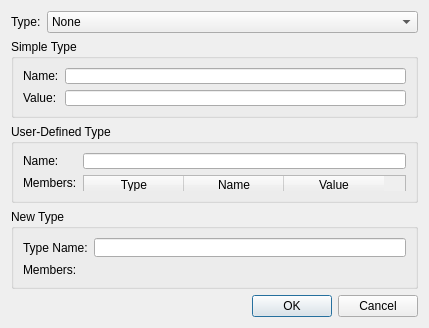
Above: additemdialog.ui from chrismanning/ddvs before the change. Below: the same form after it.
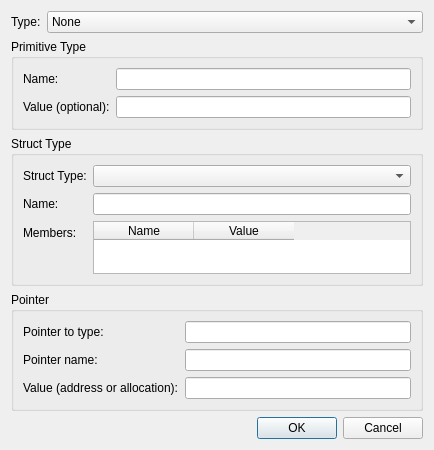
That is the form after the change. Custom widgets are drawn as their Qt base class.

Commit message: Re-enable adding and editing items via the UI + remove the ability to create structs with the UI

```diff
--- a/additemdialog.ui
+++ b/additemdialog.ui
@@ -6,8 +6,8 @@
    <rect>
     <x>0</x>
     <y>0</y>
-    <width>429</width>
-    <height>328</height>
+    <width>434</width>
+    <height>450</height>
    </rect>
   </property>
   <property name="sizePolicy">
@@ -63,13 +63,13 @@
       <bool>true</bool>
      </property>
      <property name="title">
-      <string>Simple Type</string>
+      <string>Primitive Type</string>
      </property>
      <layout class="QFormLayout" name="formLayout">
       <item row="2" column="0">
        <widget class="QLabel" name="valueLabel">
         <property name="text">
-         <string>Value:</string>
+         <string>Value (optional):</string>
         </property>
        </widget>
       </item>
@@ -92,33 +92,28 @@
    <item>
     <widget class="QGroupBox" name="userTypeGroupBox">
      <property name="title">
-      <string>User-Defined Type</string>
+      <string>Struct Type</string>
      </property>
      <layout class="QFormLayout" name="formLayout_4">
-      <item row="2" column="0">
-       <widget class="QLabel" name="membersLabel">
+      <item row="3" column="0">
+       <widget class="QLabel" name="structMembersLabel">
         <property name="text">
          <string>Members:</string>
         </property>
        </widget>
       </item>
-      <item row="0" column="0">
-       <widget class="QLabel" name="userNameLabel">
+      <item row="1" column="0">
+       <widget class="QLabel" name="structNameLabel">
         <property name="text">
          <string>Name:</string>
         </property>
        </widget>
       </item>
-      <item row="0" column="1">
-       <widget class="QLineEdit" name="userTypeNameText"/>
+      <item row="1" column="1">
+       <widget class="QLineEdit" name="structNameText"/>
       </item>
-      <item row="2" column="1">
-       <widget class="QTableWidget" name="userTypeMembersWidget">
-        <column>
-         <property name="text">
-          <string>Type</string>
-         </property>
-        </column>
+      <item row="3" column="1">
+       <widget class="QTableWidget" name="structMembersWidget">
         <column>
          <property name="text">
           <string>Name</string>
@@ -131,34 +126,54 @@
         </column>
        </widget>
       </item>
+      <item row="0" column="0">
+       <widget class="QLabel" name="structTypeLabel">
+        <property name="text">
+         <string>Struct Type:</string>
+        </property>
+       </widget>
+      </item>
+      <item row="0" column="1">
+       <widget class="QComboBox" name="structTypeComboBox"/>
+      </item>
      </layout>
     </widget>
    </item>
    <item>
     <widget class="QGroupBox" name="newTypeGroupBox">
      <property name="title">
-      <string>New Type</string>
+      <string>Pointer</string>
      </property>
-     <layout class="QFormLayout" name="formLayout_5">
-      <item row="0" column="1">
-       <widget class="QLineEdit" name="newTypeNameText"/>
-      </item>
+     <layout class="QFormLayout" name="formLayout_2">
       <item row="0" column="0">
        <widget class="QLabel" name="typeNameLabel">
         <property name="text">
-         <string>Type Name:</string>
+         <string>Pointer to type:</string>
         </property>
        </widget>
       </item>
+      <item row="0" column="1">
+       <widget class="QLineEdit" name="pointerTypeText"/>
+      </item>
+      <item row="1" column="0">
+       <widget class="QLabel" name="pointerNameLabel">
+        <property name="text">
+         <string>Pointer name:</string>
+        </property>
+       </widget>
+      </item>
+      <item row="1" column="1">
+       <widget class="QLineEdit" name="pointerNameText"/>
+      </item>
       <item row="2" column="0">
        <widget class="QLabel" name="membersLabel_2">
         <property name="text">
-         <string>Members:</string>
+         <string>Value (address or allocation):</string>
         </property>
        </widget>
       </item>
       <item row="2" column="1">
-       <widget class="NewMembersWidget" name="newMembersWidget" native="true"/>
+       <widget class="QLineEdit" name="pointerValueText"/>
       </item>
      </layout>
     </widget>
@@ -175,14 +190,6 @@
    </item>
   </layout>
  </widget>
- <customwidgets>
-  <customwidget>
-   <class>NewMembersWidget</class>
-   <extends>QWidget</extends>
-   <header location="global">newmemberswidget.h</header>
-   <container>1</container>
-  </customwidget>
- </customwidgets>
  <resources/>
  <connections>
   <connection>
```
Left out of the diff: 18 changed lines with no effect on the pictures. The commit also changes 11 other files.
